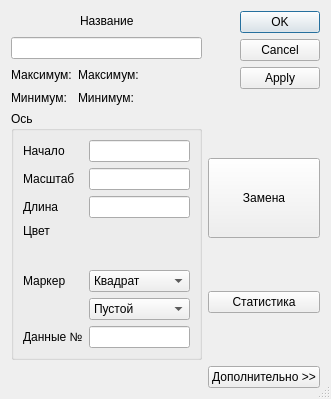
Before: the Qt Designer form Dialogs/gaxe_dialog.ui in SukhoiRU/Graphics, drawn with Qt 5.
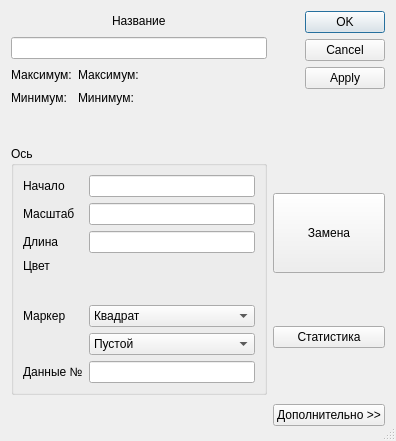
After: the same form once the commit is applied. Custom widgets are drawn as their Qt base class.

```diff
--- a/Dialogs/gaxe_dialog.ui
+++ b/Dialogs/gaxe_dialog.ui
@@ -6,8 +6,8 @@
    <rect>
     <x>0</x>
     <y>0</y>
-    <width>306</width>
-    <height>389</height>
+    <width>396</width>
+    <height>441</height>
    </rect>
   </property>
   <property name="windowTitle">
@@ -17,19 +17,6 @@
    <bool>true</bool>
   </property>
   <layout class="QGridLayout" name="gridLayout_3">
-   <item row="0" column="1">
-    <widget class="QDialogButtonBox" name="buttonBox">
-     <property name="layoutDirection">
-      <enum>Qt::RightToLeft</enum>
-     </property>
-     <property name="orientation">
-      <enum>Qt::Vertical</enum>
-     </property>
-     <property name="standardButtons">
-      <set>QDialogButtonBox::Apply|QDialogButtonBox::Cancel|QDialogButtonBox::Ok</set>
-     </property>
-    </widget>
-   </item>
    <item row="4" column="1">
     <widget class="QPushButton" name="pushButton_Additional">
      <property name="text">
@@ -341,6 +328,22 @@
      </layout>
     </widget>
    </item>
+   <item row="0" column="1" rowspan="2">
+    <widget class="QDialogButtonBox" name="buttonBox">
+     <property name="layoutDirection">
+      <enum>Qt::RightToLeft</enum>
+     </property>
+     <property name="locale">
+      <locale language="Russian" country="Russia"/>
+     </property>
+     <property name="orientation">
+      <enum>Qt::Vertical</enum>
+     </property>
+     <property name="standardButtons">
+      <set>QDialogButtonBox::Apply|QDialogButtonBox::Cancel|QDialogButtonBox::Ok</set>
+     </property>
+    </widget>
+   </item>
   </layout>
  </widget>
  <customwidgets>
```
Left out of the diff: 2 changed lines with no effect on the pictures.
